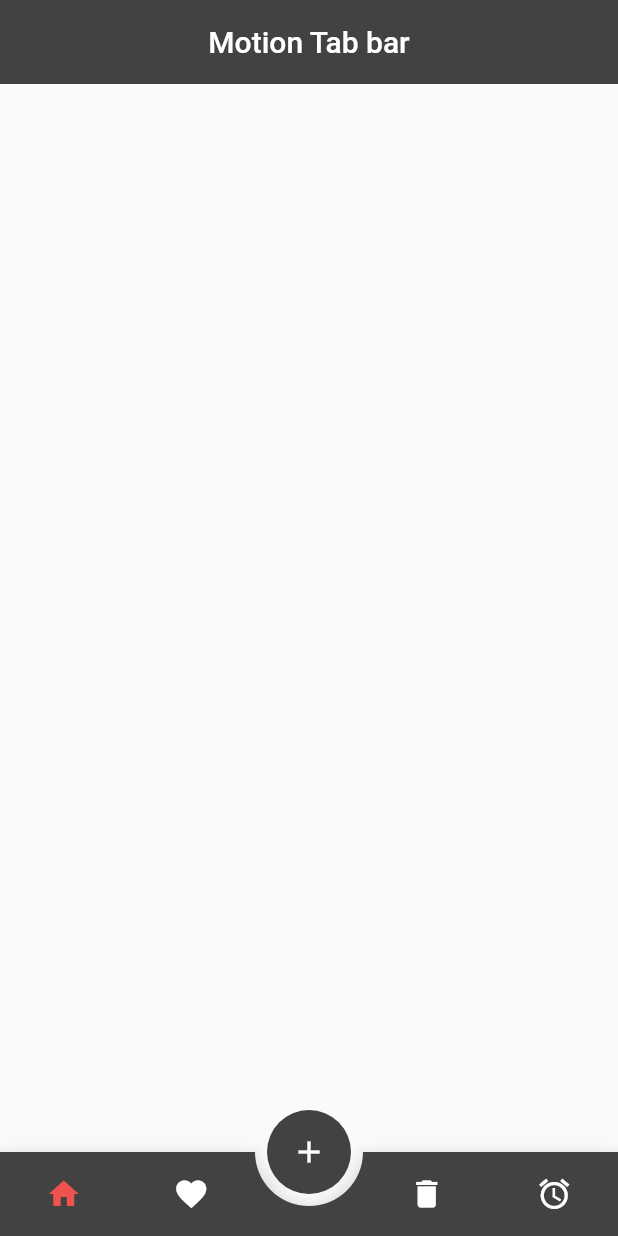
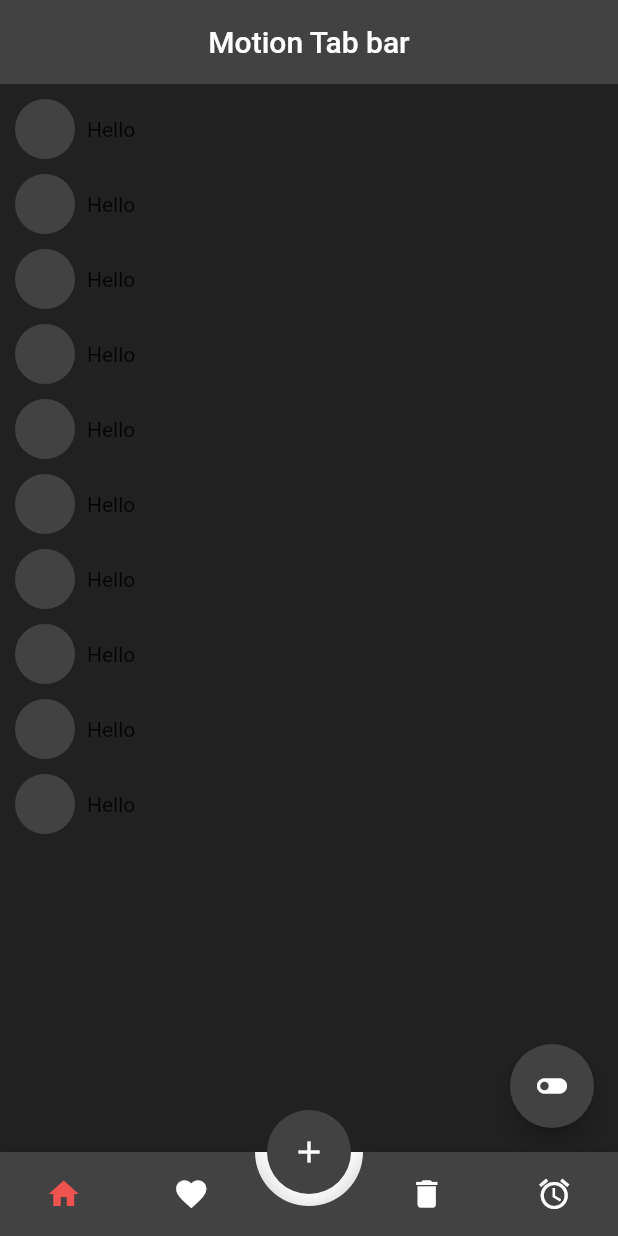
Before and after one commit to bahador96/motion-tan-nr, a Flutter app: the screen it shows after launch, on a phone screen of 412 x 824 dp. Run offline on Flutter 3.47's test engine with Material 2 defaults, Android fonts, the phone set to English and light mode, and no system bars; drawn by our look-alikes of animated_bottom_navigation_bar; our stand-ins replace fade_shimmer, get.

Commit message:
add shimmer screen

```diff
--- a/lib/bindings/bindings.dart
+++ b/lib/bindings/bindings.dart
@@ -1,9 +1,11 @@
 import 'package:flutter_application_1/controllers/motion_contoller.dart';
+import 'package:flutter_application_1/controllers/shimmer_controller.dart';
 import 'package:get/get.dart';
 
 class MyBindings extends Bindings {
   @override
   void dependencies() {
     Get.lazyPut(() => MotionController());
+    Get.lazyPut(() => ShimmerController());
   }
 }
--- /dev/null
+++ b/lib/controllers/shimmer_controller.dart
@@ -0,0 +1,8 @@
+import 'package:get/get.dart';
+
+class ShimmerController extends GetxController {
+  var isLoading = false.obs;
+  void toggle() {
+    isLoading.value = !isLoading.value;
+  }
+}
--- a/lib/main.dart
+++ b/lib/main.dart
@@ -1,6 +1,7 @@
 import 'package:flutter/material.dart';
 import 'package:flutter_application_1/bindings/bindings.dart';
 import 'package:flutter_application_1/motion_tab_bar_screen.dart';
+import 'package:flutter_application_1/shimmer_screen.dart';
 import 'package:get/get.dart';
 
 void main() {
@@ -21,6 +22,10 @@ class MyApp extends StatelessWidget {
           name: '/motion',
           page: () => const MotionTabBr(),
         ),
+        // GetPage(
+        //   name: '/shimmer',
+        //   page: () => const ShimmerEffectScreen(),
+        // )
       ],
       initialRoute: '/motion',
     );
--- a/lib/motion_tab_bar_screen.dart
+++ b/lib/motion_tab_bar_screen.dart
@@ -1,6 +1,7 @@
 import 'package:animated_bottom_navigation_bar/animated_bottom_navigation_bar.dart';
 import 'package:flutter/material.dart';
 import 'package:flutter_application_1/controllers/motion_contoller.dart';
+import 'package:flutter_application_1/shimmer_screen.dart';
 import 'package:get/get.dart';
 
 class MotionTabBr extends StatelessWidget {
@@ -15,6 +16,7 @@ class MotionTabBr extends StatelessWidget {
         elevation: 0,
         backgroundColor: Colors.grey[800],
       ),
+      body: const ShimmerEffectScreen(),
       floatingActionButton: FloatingActionButton(
         elevation: 0,
         backgroundColor: Colors.grey[800],
@@ -42,12 +44,6 @@ class MotionTabBr extends StatelessWidget {
           //other params
         );
       }),
-      body: SizedBox(
-        width: Get.width,
-        child: Column(
-          children: const [],
-        ),
-      ),
     );
   }
 }
--- /dev/null
+++ b/lib/shimmer_screen.dart
@@ -0,0 +1,97 @@
+import 'package:fade_shimmer/fade_shimmer.dart';
+import 'package:flutter/material.dart';
+import 'package:flutter_application_1/controllers/shimmer_controller.dart';
+import 'package:get/get.dart';
+
+class ShimmerEffectScreen extends StatelessWidget {
+  const ShimmerEffectScreen({super.key});
+
+  @override
+  Widget build(BuildContext context) {
+    return Scaffold(
+      backgroundColor: Colors.grey[900],
+      floatingActionButton: FloatingActionButton(
+        backgroundColor: Colors.grey[800],
+        onPressed: () {
+          Get.find<ShimmerController>().toggle();
+        },
+        child: const Icon(
+          Icons.toggle_off,
+          color: Colors.white,
+        ),
+      ),
+      body: Container(
+        margin: const EdgeInsets.all(10),
+        width: Get.width,
+        // decoration: BoxDecoration(
+        //   color: Colors.red,
+        // ),
+        child: ListView.separated(
+            itemBuilder: (context, index) {
+              var delay = (index * 300);
+              return Obx(() {
+                return Get.find<ShimmerController>().isLoading.value
+                    ? Container(
+                        padding: const EdgeInsets.all(10),
+                        decoration: BoxDecoration(
+                          color: const Color(0xFF242424),
+                          borderRadius: BorderRadius.circular(8),
+                        ),
+                        child: Row(
+                          children: [
+                            FadeShimmer.round(
+                              size: 60,
+                              fadeTheme: FadeTheme.dark,
+                              millisecondsDelay: delay,
+                            ),
+                            const SizedBox(
+                              width: 8,
+                            ),
+                            Column(
+                              crossAxisAlignment: CrossAxisAlignment.start,
+                              children: [
+                                FadeShimmer(
+                                  width: 150,
+                                  height: 8,
+                                  fadeTheme: FadeTheme.dark,
+                                  millisecondsDelay: delay,
+                                  radius: 4,
+                                ),
+                                const SizedBox(
+                                  height: 6,
+                                ),
+                                FadeShimmer(
+                                  width: 170,
+                                  height: 8,
+                                  fadeTheme: FadeTheme.dark,
+                                  millisecondsDelay: delay,
+                                  radius: 4,
+                                ),
+                              ],
+                            )
+                          ],
+                        ),
+                      )
+                    : Row(
+                        children: [
+                          CircleAvatar(
+                            backgroundColor: Colors.grey[800],
+                          ),
+                          const SizedBox(
+                            width: 8,
+                          ),
+                          const Text("Hello"),
+                        ],
+                      );
+              });
+            },
+            separatorBuilder: (context, index) {
+              return const SizedBox(
+                height: 10,
+              );
+            },
+            itemCount: 10),
+      ),
+    );
+  }
+}
--- a/pubspec.yaml
+++ b/pubspec.yaml
@@ -32,6 +32,7 @@ dependencies:
     sdk: flutter
   animated_bottom_navigation_bar: ^1.2.0
   get: ^4.6.5
+  fade_shimmer: ^2.2.0
 
 
   # The following adds the Cupertino Icons font to your application.
```
Also changed, not shown: pubspec.lock.
